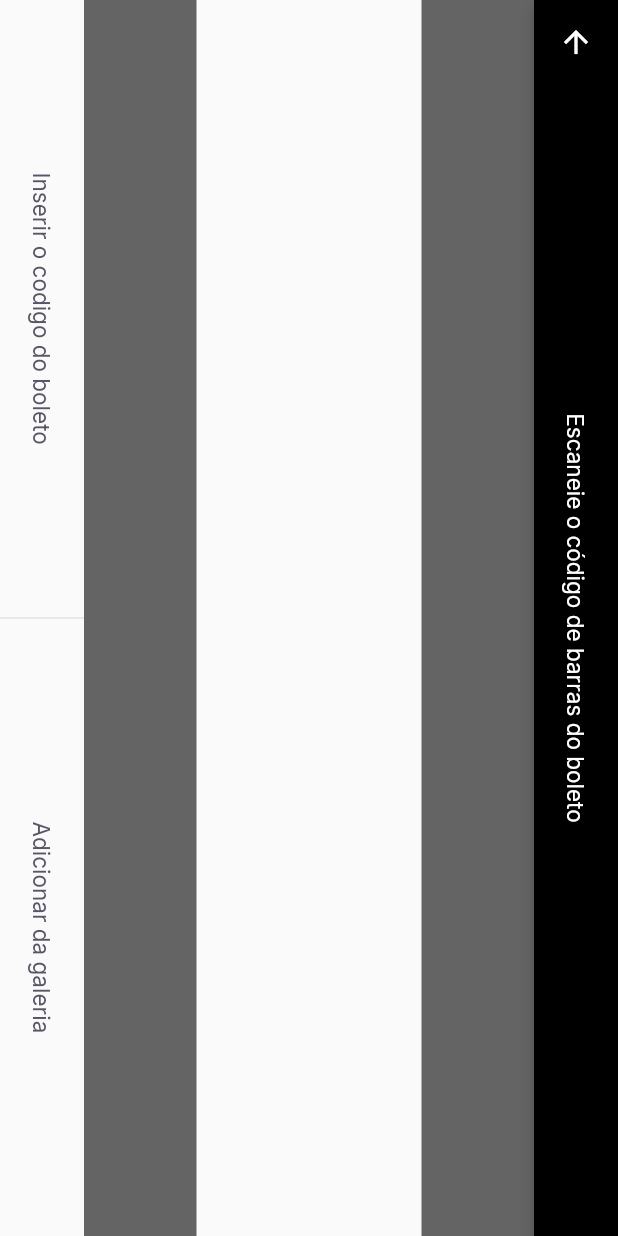
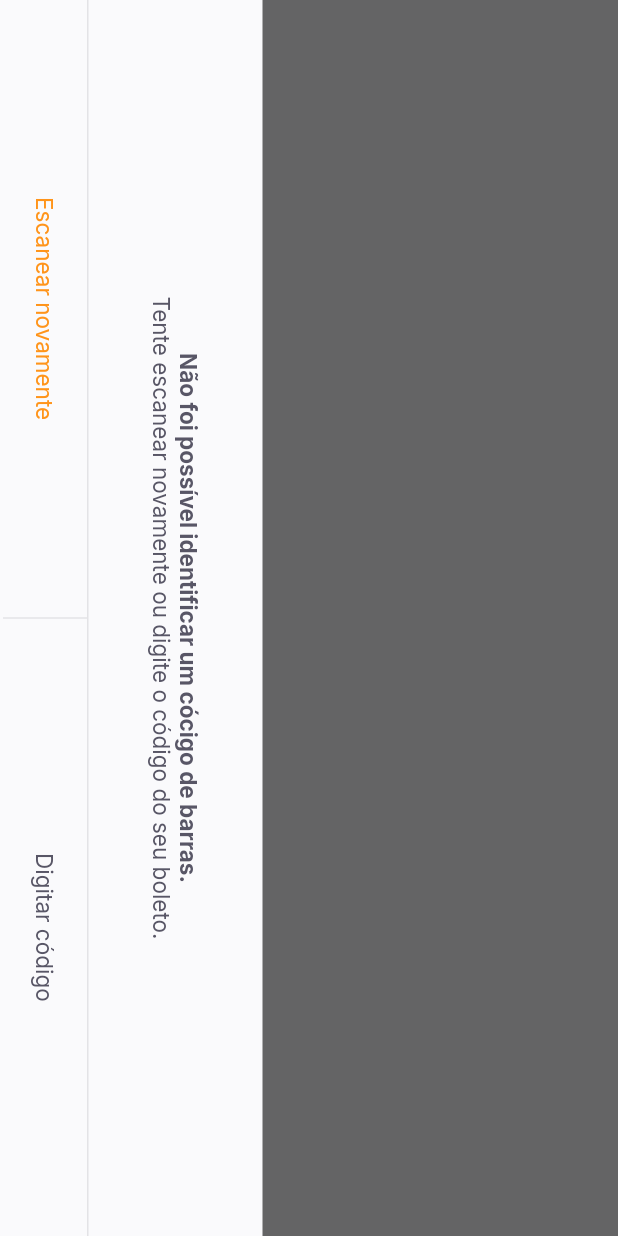
Before and after one commit to joao-lusa/flutter-codigo-de-barras, a Flutter app: the screen it shows after launch, item 2 of the bottom bar chosen, on a phone screen of 412 x 824 dp. Run offline on Flutter 3.47's test engine with Material 2 defaults, Android fonts, the phone set to English and light mode, and no system bars; our stand-ins replace firebase_core, google_fonts; accounts and stored records are empty.

Commit message:
Layout da camera

```diff
--- a/lib/app_widget.dart
+++ b/lib/app_widget.dart
@@ -1,11 +1,18 @@
 import 'package:flutter/material.dart';
+import 'package:flutter/services.dart';
 import 'package:payflow/modules/barcode_scanner/barcode_scanner_page.dart';
 import 'package:payflow/modules/home/home_page.dart';
 
 import 'shared/themes/app_colors.dart';
 
 class AppWidget extends StatelessWidget {
-  const AppWidget({Key? key}) : super(key: key);
+  //não quebrar na hora de viara o celular
+  AppWidget() {
+    SystemChrome.setPreferredOrientations([
+      DeviceOrientation.portraitDown,
+      DeviceOrientation.portraitUp,
+    ]);
+  }
 
   // This widget is the root of your application.
   @override
--- a/lib/modules/barcode_scanner/barcode_scanner_page.dart
+++ b/lib/modules/barcode_scanner/barcode_scanner_page.dart
@@ -1,12 +1,13 @@
 import 'package:flutter/material.dart';
 import 'package:payflow/shared/themes/app_colors.dart';
 import 'package:payflow/shared/themes/app_text_style.dart';
+import 'package:payflow/shared/widgets/bottom_sheat/bottom_sheet_widget.dart';
 import 'package:payflow/shared/widgets/divider_vertical/divider_vertical_widget.dart';
 import 'package:payflow/shared/widgets/label_button/label_button.dart';
 import 'package:payflow/shared/widgets/set_label_buttons/set_label_buttons.dart';
 
 class BarcodeScannerPage extends StatefulWidget {
-  const BarcodeScannerPage({ Key? key }) : super(key: key);
+  const BarcodeScannerPage({Key? key}) : super(key: key);
 
   @override
   State<BarcodeScannerPage> createState() => _BarcodeScannerPageState();
@@ -15,6 +16,14 @@ class BarcodeScannerPage extends StatefulWidget {
 class _BarcodeScannerPageState extends State<BarcodeScannerPage> {
   @override
   Widget build(BuildContext context) {
+    return BottomShetWidget(
+      title: "Não foi possível identificar um cócigo de barras.",
+      subtitle: "Tente escanear novamente ou digite o código do seu boleto.",
+      primaryLabel: "Escanear novamente",
+      primaryOnPressed: () {},
+      secondaryLabel: "Digitar código",
+      secondaryOnPressed: () {},
+    );
     return SafeArea(
       top: true,
       bottom: true,
@@ -39,25 +48,23 @@ class _BarcodeScannerPageState extends State<BarcodeScannerPage> {
               Expanded(
                   child: Container(
                 color: Colors.black.withOpacity(0.6),
-                )
-              ),
+              )),
               Expanded(
                   flex: 2,
                   child: Container(
                     color: Colors.transparent,
-                )
-              ),Expanded(
+                  )),
+              Expanded(
                   child: Container(
                 color: Colors.black.withOpacity(0.6),
-                )
-              ),
+              )),
             ],
           ),
           bottomNavigationBar: SetLabelButtons(
             primaryLabel: "Inserir o codigo do boleto",
-            primaryOnPressed: (){},
+            primaryOnPressed: () {},
             secondaryLabel: "Adicionar da galeria",
-            secondaryOnPressed: (){},
+            secondaryOnPressed: () {},
           ),
         ),
       ),
--- a/lib/modules/home/home_page.dart
+++ b/lib/modules/home/home_page.dart
@@ -4,7 +4,7 @@ import 'package:payflow/shared/themes/app_colors.dart';
 import 'package:payflow/shared/themes/app_text_style.dart';
 
 class HomePage extends StatefulWidget {
-  const HomePage({ Key? key }) : super(key: key);
+  const HomePage({Key? key}) : super(key: key);
 
   @override
   State<HomePage> createState() => _HomePageState();
@@ -13,8 +13,12 @@ class HomePage extends StatefulWidget {
 class _HomePageState extends State<HomePage> {
   final controller = HomeController();
   final pages = [
-    Container(color: Colors.red,),
-    Container(color: Colors.blue,),
+    Container(
+      color: Colors.red,
+    ),
+    Container(
+      color: Colors.blue,
+    ),
   ];
   @override
   Widget build(BuildContext context) {
@@ -27,22 +31,18 @@ class _HomePageState extends State<HomePage> {
           child: Center(
             child: ListTile(
               title: Text.rich(
-                TextSpan(text: "Olá, ", style: AppTextStyles.titleRegular,
+                TextSpan(
+                    text: "Olá, ",
+                    style: AppTextStyles.titleRegular,
                     children: [
-                    TextSpan(text: "João", style: AppTextStyles.titleBoldBackground)
+                      TextSpan(
+                          text: "Bem vindo",
+                          style: AppTextStyles.titleBoldBackground)
                     ]),
               ),
               subtitle: Text(
                 "Mantenha suas contas em dia",
                 style: AppTextStyles.captionShape,
-              ),
-              trailing: Container(
-                height: 48,
-                width: 48,
-                decoration: BoxDecoration(
-                  color: Colors.black,
-                  borderRadius: BorderRadius.circular(5),
-                ),
               ),
             ),
           ),
@@ -51,11 +51,9 @@ class _HomePageState extends State<HomePage> {
       body: pages[controller.currentPage],
       bottomNavigationBar: Container(
         height: 90,
-        child: Row(
-          mainAxisAlignment: MainAxisAlignment.spaceEvenly,
-          children: [
+        child: Row(mainAxisAlignment: MainAxisAlignment.spaceEvenly, children: [
           IconButton(
-            onPressed: (){
+              onPressed: () {
                 controller.setPage(0);
                 setState(() {});
               },
@@ -64,7 +62,7 @@ class _HomePageState extends State<HomePage> {
                 color: AppColors.primary,
               )),
           GestureDetector(
-            onTap: (){
+            onTap: () {
               Navigator.pushNamed(context, "/barcode_scanner");
             },
             child: Container(
@@ -74,13 +72,11 @@ class _HomePageState extends State<HomePage> {
                 color: AppColors.primary,
                 borderRadius: BorderRadius.circular(5),
               ),
-              child: Icon(
-                Icons.add_box_outlined
-              ),
+              child: Icon(Icons.add_box_outlined),
             ),
           ),
           IconButton(
-            onPressed: (){
+              onPressed: () {
                 controller.setPage(1);
                 setState(() {});
               },
--- /dev/null
+++ b/lib/shared/widgets/bottom_sheat/bottom_sheet_widget.dart
@@ -0,0 +1,74 @@
+import 'package:flutter/cupertino.dart';
+import 'package:flutter/material.dart';
+import 'package:flutter/src/foundation/key.dart';
+import 'package:flutter/src/widgets/framework.dart';
+import 'package:payflow/shared/themes/app_colors.dart';
+import 'package:payflow/shared/themes/app_text_style.dart';
+import 'package:payflow/shared/widgets/set_label_buttons/set_label_buttons.dart';
+
+class BottomShetWidget extends StatelessWidget {
+  final String primaryLabel;
+  final VoidCallback primaryOnPressed;
+  final String secondaryLabel;
+  final VoidCallback secondaryOnPressed;
+  final String title;
+  final String subtitle;
+  const BottomShetWidget(
+      {Key? key,
+      required this.primaryLabel,
+      required this.primaryOnPressed,
+      required this.secondaryLabel,
+      required this.secondaryOnPressed,
+      required this.title,
+      required this.subtitle})
+      : super(key: key);
+
+  @override
+  Widget build(BuildContext context) {
+    return SafeArea(
+      child: RotatedBox(
+        quarterTurns: 1,
+        child: Material(
+            child: Container(
+          color: AppColors.shape,
+          child: Column(
+            children: [
+              Expanded(
+                  child: Container(
+                color: Colors.black.withOpacity(0.6),
+              )),
+              Column(children: [
+                Padding(
+                  padding: const EdgeInsets.all(40),
+                  child: Text.rich(
+                    TextSpan(
+                        text: title,
+                        style: AppTextStyles.buttonBoldHeading,
+                        children: [
+                          TextSpan(
+                            text: "\n$subtitle",
+                            style: AppTextStyles.buttonHeading,
+                          ),
+                        ]),
+                    textAlign: TextAlign.center,
+                  ),
+                ),
+                Container(
+                  height: 1,
+                  color: AppColors.stroke,
+                ),
+                SetLabelButtons(
+                    enablePrimaryColor: true,
+                    primaryLabel: primaryLabel,
+                    primaryOnPressed: primaryOnPressed,
+                    secondaryLabel: secondaryLabel,
+                    secondaryOnPressed: secondaryOnPressed),
+                SizedBox(height: 2),
+              ]),
+            ],
+          ),
+        )),
+      ),
+    );
+  }
+}
--- a/lib/shared/widgets/label_button/label_button.dart
+++ b/lib/shared/widgets/label_button/label_button.dart
@@ -4,10 +4,12 @@ import 'package:payflow/shared/themes/app_text_style.dart';
 class LabelButton extends StatelessWidget {
   final String label;
   final VoidCallback onPressed;
+  final TextStyle? style;
   const LabelButton({
     Key? key,
     required this.label,
     required this.onPressed,
+    this.style,
   }) : super(key: key);
 
   @override
@@ -17,8 +19,8 @@ class LabelButton extends StatelessWidget {
       child: TextButton(
         onPressed: onPressed,
         child: Text(
-          label, style:
-          AppTextStyles.buttonHeading,
+          label,
+          style: style ?? AppTextStyles.buttonHeading,
         ),
       ),
     );
--- a/lib/shared/widgets/set_label_buttons/set_label_buttons.dart
+++ b/lib/shared/widgets/set_label_buttons/set_label_buttons.dart
@@ -1,4 +1,5 @@
 import 'package:flutter/material.dart';
+import 'package:payflow/shared/themes/app_text_style.dart';
 import 'package:payflow/shared/widgets/divider_vertical/divider_vertical_widget.dart';
 import 'package:payflow/shared/widgets/label_button/label_button.dart';
 
@@ -7,11 +8,14 @@ class SetLabelButtons extends StatelessWidget {
   final VoidCallback primaryOnPressed;
   final String secondaryLabel;
   final VoidCallback secondaryOnPressed;
-  const SetLabelButtons({ Key? key,
+  final bool enablePrimaryColor;
+  const SetLabelButtons({
+    Key? key,
     required this.primaryLabel,
     required this.primaryOnPressed,
     required this.secondaryLabel,
-      required this.secondaryOnPressed
+    required this.secondaryOnPressed,
+    this.enablePrimaryColor = false,
   }) : super(key: key);
 
   @override
@@ -24,15 +28,14 @@ class SetLabelButtons extends StatelessWidget {
               child: LabelButton(
             label: primaryLabel,
             onPressed: primaryOnPressed,
-              )
-            ),
+            style: enablePrimaryColor ? AppTextStyles.buttonPrimary : null,
+          )),
           DividerVerticalWidget(),
           Expanded(
               child: LabelButton(
             label: secondaryLabel,
             onPressed: secondaryOnPressed,
-            )
-          ),
+          )),
         ],
       ),
     );
--- a/pubspec.yaml
+++ b/pubspec.yaml
@@ -36,9 +36,6 @@ dependencies:
   cupertino_icons: ^1.0.2
   google_fonts: ^2.3.1
   firebase_core: ^1.3.0
-  google_sign_in: ^5.2.4
-  google_sign_in_web: ^0.10.0+5
-  shared_preferences: ^2.0.13
   google_ml_kit: ^0.7.3
   camera: ^0.9.4+17
   image_picker: ^0.8.4+11
```
Also changed, not shown: pubspec.lock, 1 other file. Lines whose indentation alone changed are shown as unchanged.
